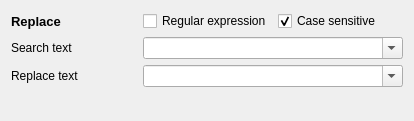
Old version of the form stringbuilder/widgets/widgetreplacesetting.ui in the repository Takashi-Inoue/FileRenamer.
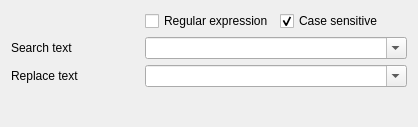
New version of the form. Custom widgets are drawn as their Qt base class.

The edit to the form file:
```diff
--- a/stringbuilder/widgets/widgetreplacesetting.ui
+++ b/stringbuilder/widgets/widgetreplacesetting.ui
@@ -6,8 +6,8 @@
    <rect>
     <x>0</x>
     <y>0</y>
-    <width>414</width>
-    <height>121</height>
+    <width>418</width>
+    <height>127</height>
    </rect>
   </property>
   <property name="windowTitle">
@@ -21,19 +21,6 @@
      </property>
     </widget>
    </item>
-   <item row="0" column="0">
-    <widget class="QLabel" name="label">
-     <property name="font">
-      <font>
-       <pointsize>10</pointsize>
-       <bold>true</bold>
-      </font>
-     </property>
-     <property name="text">
-      <string>Replace</string>
-     </property>
-    </widget>
-   </item>
    <item row="2" column="0">
     <widget class="QLabel" name="label_3">
      <property name="text">
```
